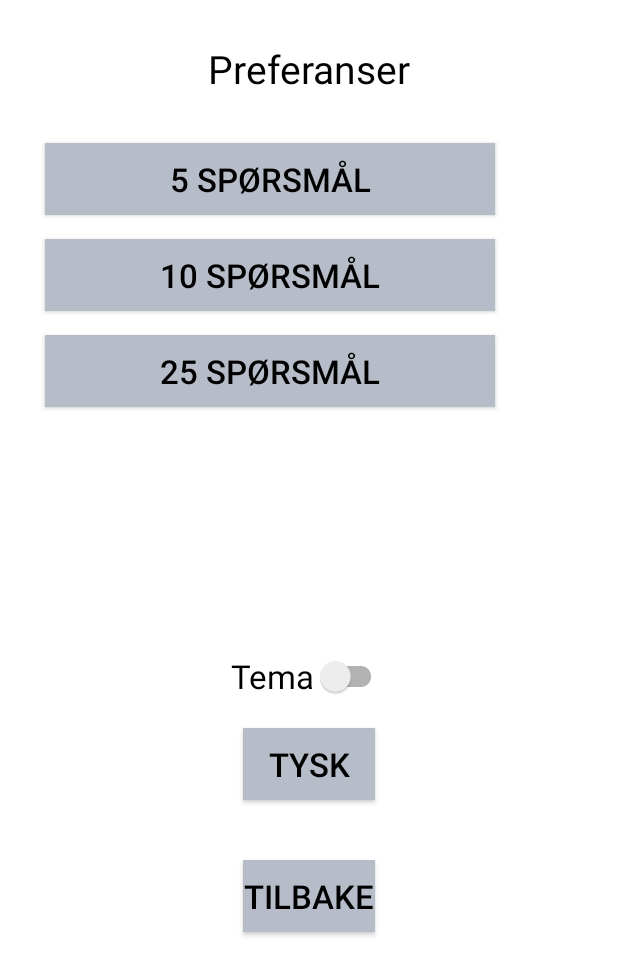
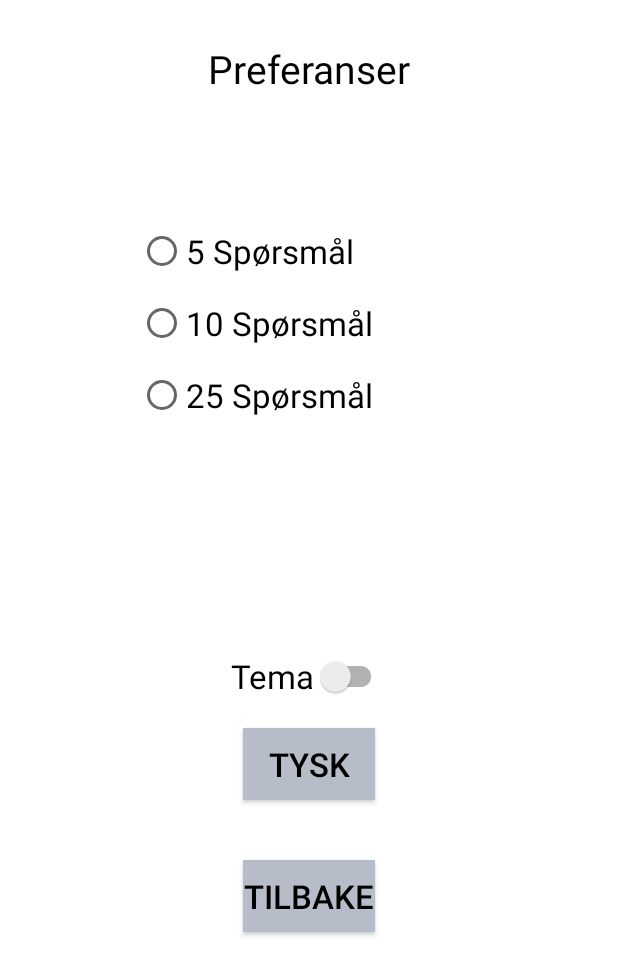
Before and after one commit to josteinjhauge/KvakkPluss, an Android app: the PrefrencesActivity screen opened directly, with no data from a screen before it, on a phone screen of 412 x 824 dp. Shown: the top 975 px of the screen. Run offline under Robolectric (Android 15) with nearby library versions, the phone set to English and light mode, and no system bars.

Commit message:
gjort om knapper til radioknapper, også laget mal metoder for
Metoder som er laget er savedata, loaddata, updatedata

```diff
--- a/app/src/main/res/layout-land/activity_prefrences.xml
+++ b/app/src/main/res/layout-land/activity_prefrences.xml
@@ -48,51 +48,52 @@
         app:layout_constraintStart_toStartOf="@+id/themeSwitch"
         app:layout_constraintTop_toBottomOf="@+id/themeSwitch" />
 
-    <Button
+    <RadioGroup
+        android:layout_width="wrap_content"
+        android:layout_height="wrap_content"
+        android:layout_marginStart="88dp"
+        android:layout_marginTop="20dp"
+        android:onClick="onRadioBtnClicked"
+        app:layout_constraintStart_toStartOf="parent"
+        app:layout_constraintTop_toBottomOf="@+id/textView3">
+
+        <RadioButton
             android:id="@+id/btn5Questions"
-        android:layout_width="170dp"
+            android:layout_width="match_parent"
             android:layout_height="wrap_content"
-        android:layout_marginStart="8dp"
-        android:layout_marginTop="20dp"
-        android:layout_marginEnd="8dp"
-        android:background="?attr/bgButton"
+            android:layout_gravity="center"
+            android:layout_marginTop="56dp"
             android:text="@string/btnFiveQ"
             android:textColor="?attr/textColor"
             android:textSize="22sp"
-        android:visibility="visible"
-        app:layout_constraintEnd_toStartOf="@+id/guideline9"
-        app:layout_constraintStart_toStartOf="parent"
-        app:layout_constraintTop_toBottomOf="@+id/textView3" />
+            android:visibility="visible" />
 
-    <Button
+        <RadioButton
             android:id="@+id/btn10Questions"
             android:layout_width="170dp"
             android:layout_height="wrap_content"
-        android:layout_marginStart="1dp"
-        android:layout_marginTop="24dp"
-        android:background="?attr/bgButton"
+            android:layout_gravity="center"
+            android:layout_marginTop="16dp"
             android:text="@string/btnTenQ"
             android:textColor="?attr/textColor"
             android:textSize="22sp"
             android:visibility="visible"
-        app:layout_constraintEnd_toEndOf="@+id/btn5Questions"
             app:layout_constraintStart_toStartOf="@+id/btn5Questions"
             app:layout_constraintTop_toBottomOf="@+id/btn5Questions" />
 
-    <Button
+        <RadioButton
             android:id="@+id/btn25Questions"
             android:layout_width="170dp"
             android:layout_height="wrap_content"
-        android:layout_marginTop="24dp"
-        android:background="?attr/bgButton"
+            android:layout_gravity="center"
+            android:layout_marginTop="16dp"
             android:text="@string/btnTwentyFiveQ"
             android:textColor="?attr/textColor"
             android:textSize="22sp"
             android:visibility="visible"
-        app:layout_constraintEnd_toEndOf="@+id/btn10Questions"
-        app:layout_constraintHorizontal_bias="0.0"
             app:layout_constraintStart_toStartOf="@+id/btn10Questions"
             app:layout_constraintTop_toBottomOf="@+id/btn10Questions" />
+    </RadioGroup>
 
     <Button
         android:id="@+id/btnBack"
--- a/app/src/main/res/layout/activity_prefrences.xml
+++ b/app/src/main/res/layout/activity_prefrences.xml
@@ -62,48 +62,53 @@
         android:orientation="vertical"
         app:layout_constraintGuide_percent="0.5" />
 
-    <Button
+    <RadioGroup
+        android:layout_width="wrap_content"
+        android:layout_height="wrap_content"
+        android:layout_marginStart="92dp"
+        android:layout_marginTop="32dp"
+        android:onClick="onRadioBtnClicked"
+        app:layout_constraintStart_toStartOf="parent"
+        app:layout_constraintTop_toBottomOf="@+id/textView3">
+
+
+        <RadioButton
             android:id="@+id/btn5Questions"
-        android:layout_width="300dp"
+            android:layout_width="match_parent"
             android:layout_height="wrap_content"
             android:layout_gravity="center"
-        android:layout_marginStart="30dp"
-        android:layout_marginTop="32dp"
-        android:background="?attr/bgButton"
+            android:layout_marginTop="56dp"
+            android:text="@string/btnFiveQ"
             android:textColor="?attr/textColor"
-        android:text="@string/btnFiveQ"
             android:textSize="22sp"
-        android:visibility="visible"
-        app:layout_constraintStart_toStartOf="parent"
-        app:layout_constraintTop_toBottomOf="@+id/textView3" />
+            android:visibility="visible" />
 
-    <Button
+        <RadioButton
             android:id="@+id/btn10Questions"
-        android:layout_width="300dp"
+            android:layout_width="170dp"
             android:layout_height="wrap_content"
             android:layout_gravity="center"
             android:layout_marginTop="16dp"
-        android:background="?attr/bgButton"
+            android:text="@string/btnTenQ"
             android:textColor="?attr/textColor"
-        android:text="@string/btnTenQ"
             android:textSize="22sp"
             android:visibility="visible"
             app:layout_constraintStart_toStartOf="@+id/btn5Questions"
             app:layout_constraintTop_toBottomOf="@+id/btn5Questions" />
 
-    <Button
+        <RadioButton
             android:id="@+id/btn25Questions"
-        android:layout_width="300dp"
+            android:layout_width="170dp"
             android:layout_height="wrap_content"
             android:layout_gravity="center"
             android:layout_marginTop="16dp"
-        android:background="?attr/bgButton"
+            android:text="@string/btnTwentyFiveQ"
             android:textColor="?attr/textColor"
-        android:text="@string/btnTwentyFiveQ"
             android:textSize="22sp"
             android:visibility="visible"
             app:layout_constraintStart_toStartOf="@+id/btn10Questions"
             app:layout_constraintTop_toBottomOf="@+id/btn10Questions" />
+    </RadioGroup>
 
     <Button
         android:id="@+id/btnBack"
--- a/app/src/main/res/values/strings.xml
+++ b/app/src/main/res/values/strings.xml
@@ -47,6 +47,7 @@
     <string name="frog">Frog mascot</string>
     <string name="btnBack">Tilbake</string>
     <string name="done">Du er ferdig</string>
+    <string name="stats">Stats</string>
 
 
 </resources>
```
Also changed, not shown: app/src/main/java/com/example/mattespill/PrefrencesActivity.java (+68 -0 lines), app/src/main/java/com/example/mattespill/StatisticsActivity.java (+20 -0 lines), app/src/main/res/layout/activity_statistics.xml (+45 -12 lines), 1 other file. Lines whose indentation alone changed are shown as unchanged.
